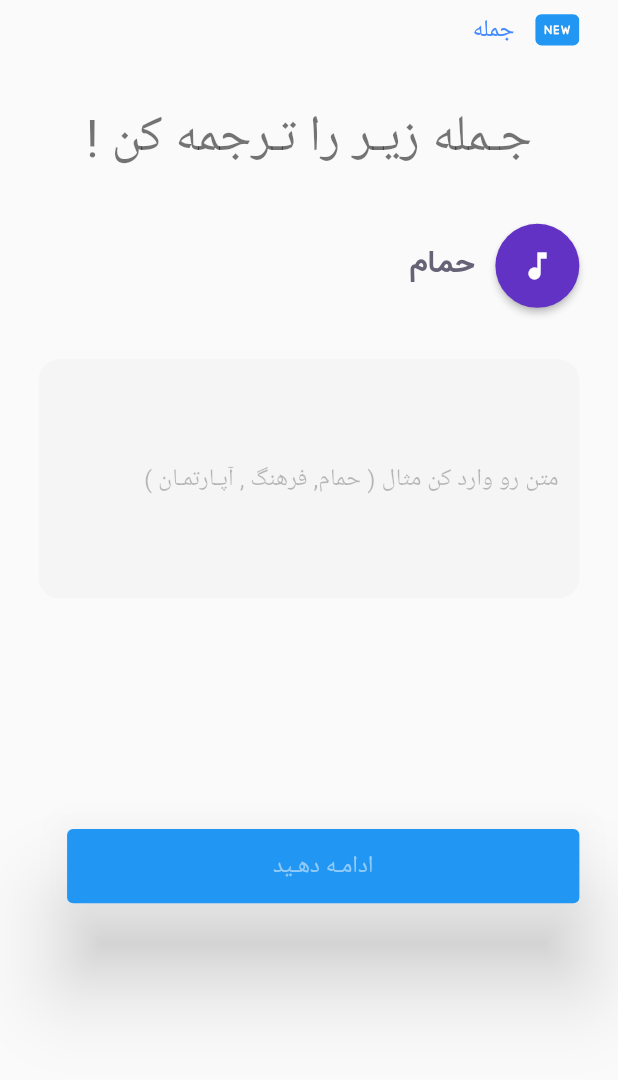
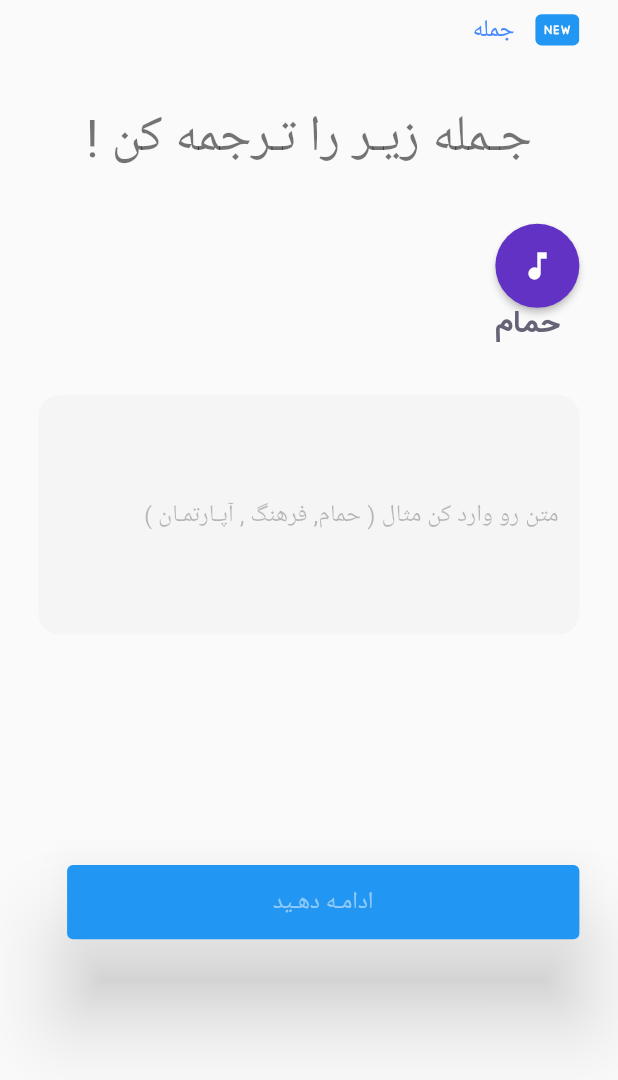
Before and after one commit to hamidAslami/language, a Flutter app: the SpeechPage2 screen opened directly with empty values, on a phone screen of 412 x 824 dp. Shown: the top 1080 px of the screen. Run offline on Flutter 3.47's test engine with Material 2 defaults, Android fonts, the phone set to English and light mode, and no system bars; our stand-ins replace animated_bottom_navigation_bar, audioplayers, cached_network_image, chewie, cloud_firestore, firebase_core and 22 more; missing offline and left inert: ndialog; accounts and stored records are empty; project files that could hold a hidden picture were left out.

Commit message:
text to speach

```diff
--- a/lib/lessons/text_to_speech_page.dart
+++ b/lib/lessons/text_to_speech_page.dart
@@ -134,7 +134,7 @@
                   ),
                 ),
 
-                Row(
+                Column(
                   mainAxisAlignment: MainAxisAlignment.start,
                   children: [
                     Container(
```
